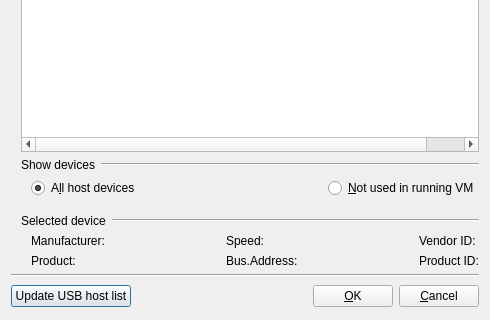
Old version of the form src/Add_USB_Port_Window.ui in the repository tobimensch/aqemu; both pictures show x 0 to 490 and y 176 to 496 of the 490 by 496 pixel window.
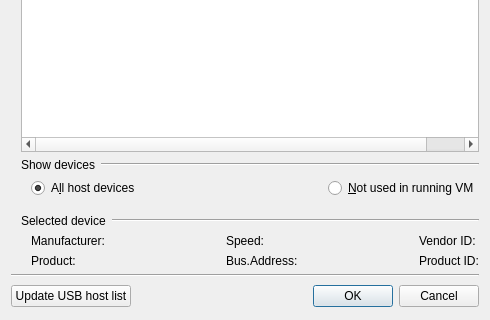
New version of the form. Icons and pictures are not drawn. Custom widgets are drawn as their Qt base class.

Patch:
```diff
--- a/src/Add_USB_Port_Window.ui
+++ b/src/Add_USB_Port_Window.ui
@@ -475,24 +475,9 @@
       </spacer>
      </item>
      <item>
-      <widget class="QPushButton" name="Button_OK">
-       <property name="text">
-        <string>&amp;OK</string>
-       </property>
-       <property name="icon">
-        <iconset resource="../resources/icons.qrc">
-         <normaloff>:/ok.png</normaloff>:/ok.png</iconset>
-       </property>
-      </widget>
-     </item>
-     <item>
-      <widget class="QPushButton" name="Button_Cancel">
-       <property name="text">
-        <string>&amp;Cancel</string>
-       </property>
-       <property name="icon">
-        <iconset resource="../resources/icons.qrc">
-         <normaloff>:/cancel.png</normaloff>:/cancel.png</iconset>
+      <widget class="Dialog_Button_Box" name="buttonBox">
+       <property name="standardButtons">
+        <set>QDialogButtonBox::Cancel|QDialogButtonBox::Ok</set>
        </property>
       </widget>
      </item>
@@ -500,6 +485,13 @@
    </item>
   </layout>
  </widget>
+ <customwidgets>
+  <customwidget>
+   <class>Dialog_Button_Box</class>
+   <extends>QDialogButtonBox</extends>
+   <header>Dialog_Button_Box.h</header>
+  </customwidget>
+ </customwidgets>
  <tabstops>
   <tabstop>RB_QEMU_USB</tabstop>
   <tabstop>RB_QEMU_Mouse</tabstop>
```
Left out of the diff: 30 changed lines with no effect on the pictures.
